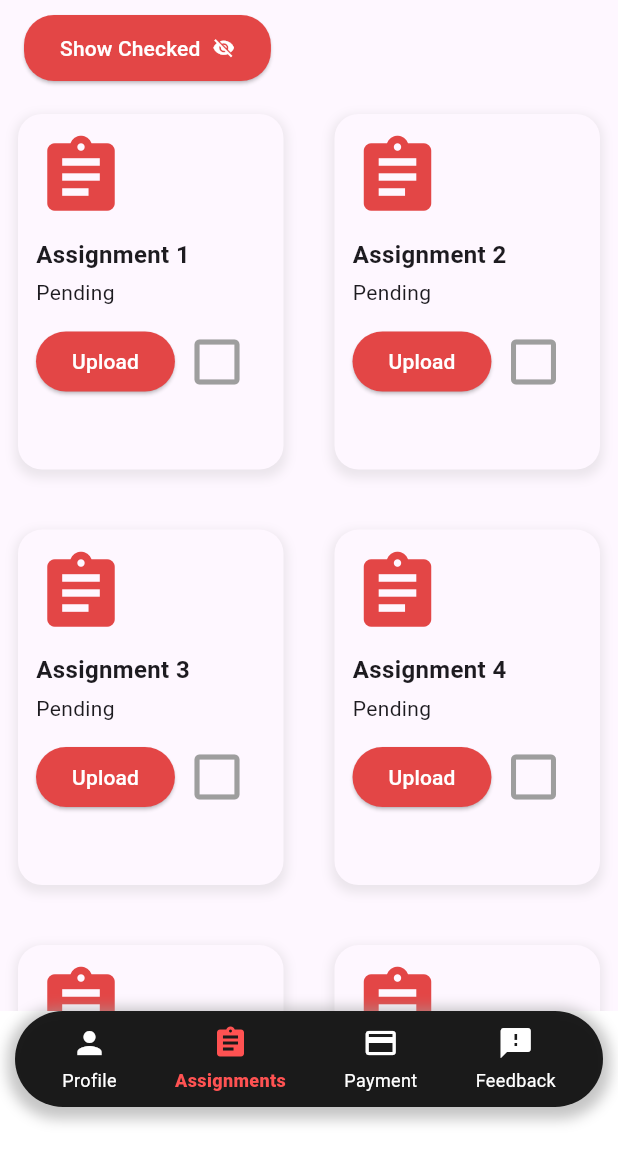
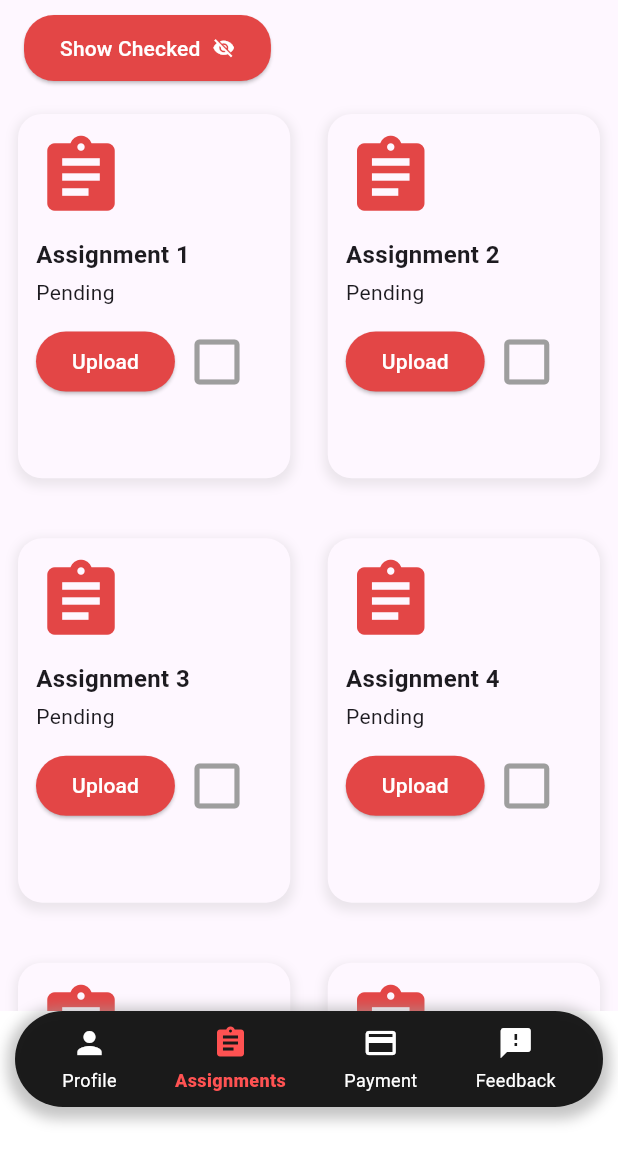
Before and after one commit to Ishan-Hegde/CRCE_Connex_App, a Flutter app: the screen it shows once a user with an empty profile is signed in, item 2 of the bottom bar chosen, on a phone screen of 412 x 824 dp, the part 84-1236 px from its top. Run offline on Flutter 3.47's test engine with Material 3 defaults, Android fonts, the phone set to English and light mode, and no system bars; our stand-ins replace file_picker, firebase_auth, firebase_core, google_fonts; missing offline and left inert: upi_india; accounts and stored records are empty.

Commit message:
iterative push

```diff
--- a/lib/screens/assignment_section/view.dart
+++ b/lib/screens/assignment_section/view.dart
@@ -63,7 +63,7 @@ class AssignmentUI extends State<AssignmentPg> {
           setState(() {
             for (var item in items) {
               if (item.title == 'Assignment $fileName') {
-                item.isDone = true;
+                item.isDone = true; // Mark the checkbox as checked
                 item.description = 'Checked';
               } else {
                 item.isDone = false; // Uncheck other assignments
@@ -173,7 +173,7 @@ class AssignmentUI extends State<AssignmentPg> {
                 shrinkWrap: true,
                 gridDelegate: const SliverGridDelegateWithFixedCrossAxisCount(
                   crossAxisCount: 2,
-                  crossAxisSpacing: 10.0,
+                  crossAxisSpacing: 1.0,
                   mainAxisSpacing: 16.0,
                   childAspectRatio: 0.77,
                 ),
```
